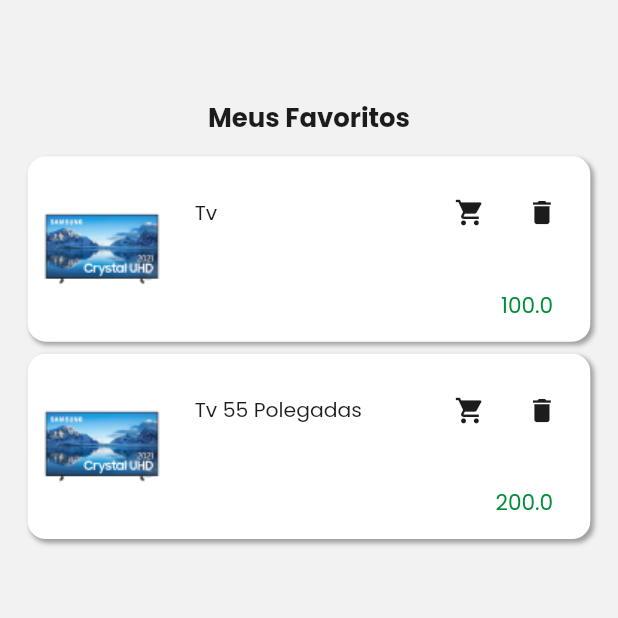
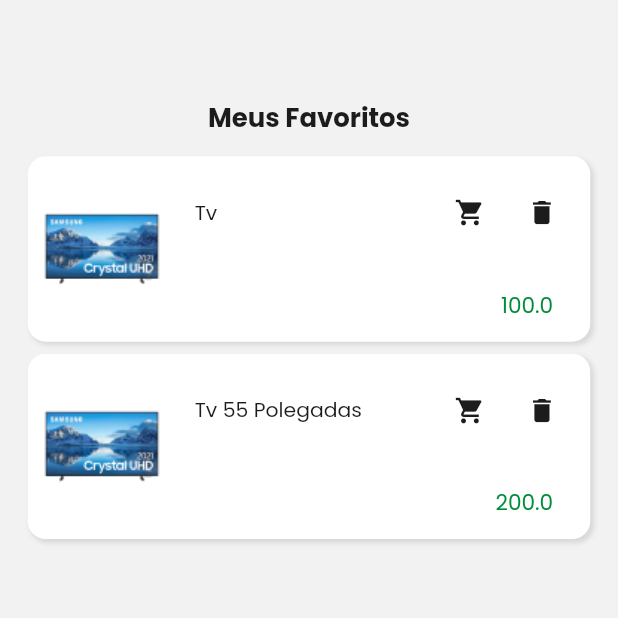
Before and after one commit to JuniorDiasDD/MandaBaiApp, a Flutter app: the FavoritePage screen opened directly, on a phone screen of 412 x 824 dp, the top half of it. Run offline on Flutter 3.47's test engine with Material 2 defaults, Android fonts, the phone set to English and light mode, and no system bars; our stand-ins replace carousel_slider, dropdown_search, flex_color_scheme, flutter_pw_validator, flutter_rating_bar, flutter_signin_button and 4 more; missing offline and left inert: dart:ffi, flutter_onboarding_screen, flutter_session; network calls fail.

Commit message:
elevation color

```diff
--- a/lib/UI/Favorite/components/listview_item_favorite.dart
+++ b/lib/UI/Favorite/components/listview_item_favorite.dart
@@ -35,9 +35,9 @@ class _ItemFavoriteComponentState extends State<ItemFavoriteComponent> {
         decoration: BoxDecoration(
           color: Theme.of(context).dialogBackgroundColor,
           borderRadius: BorderRadius.circular(12),
-          boxShadow: const [
+          boxShadow:  [
             BoxShadow(
-              color: Colors.grey,
+             color: Theme.of(context).cardColor,
               blurRadius: 2.0,
               offset: Offset(2.0, 2.0),
             )
--- a/lib/UI/home/components/item_new.dart
+++ b/lib/UI/home/components/item_new.dart
@@ -34,8 +34,8 @@ class _ItemNewState extends State<ItemNew> {
           decoration: BoxDecoration(
             borderRadius: BorderRadius.circular(10),
             boxShadow: [
-              const BoxShadow(
-                color: Colors.grey,
+               BoxShadow(
+                color: Theme.of(context).cardColor,
                 blurRadius: 1.0,
                 spreadRadius: 0.0,
                 offset: Offset(0.5, 0.5),
--- a/lib/UI/home/components/product_list_component.dart
+++ b/lib/UI/home/components/product_list_component.dart
@@ -28,12 +28,11 @@ class ProductListComponent extends StatelessWidget {
         child: Container(
           width: Get.width * 0.4,
           decoration: BoxDecoration(
-            border: Border.all(color: Colors.white54, width: 1.0),
             color: Theme.of(context).cardColor,
             borderRadius: BorderRadius.circular(12),
             boxShadow: [
-              const BoxShadow(
-                color: Colors.grey,
+               BoxShadow(
+               color: Theme.of(context).cardColor,
                 blurRadius: 1.0,
                 spreadRadius: 0.0,
                 offset: Offset(1.0, 1.0),
```
Also changed, not shown: lib/UI/cart/components/listview_item_cart.dart (+3 -4 lines).
